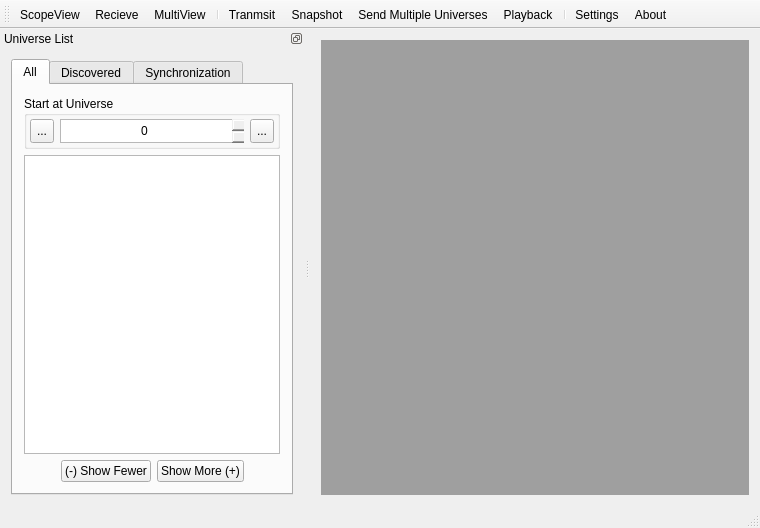
The window that ui/mdimainwindow.ui (docsteer/sacnview) describes before a commit, drawn with Qt 5.
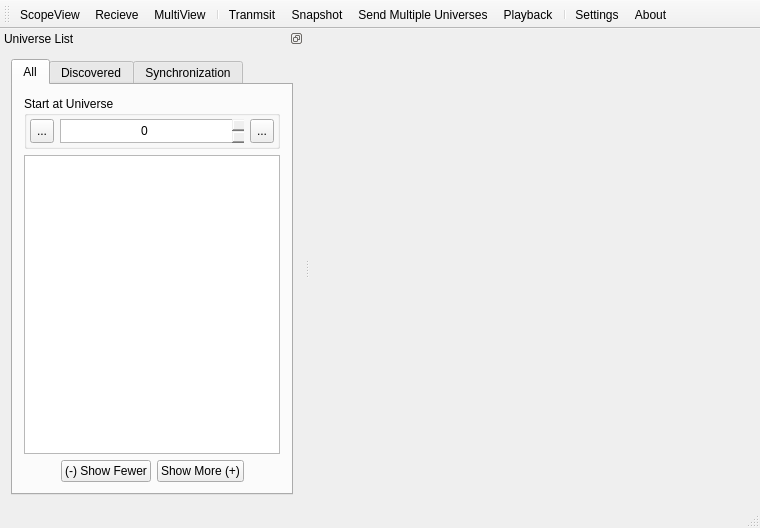
The same window after the commit. Icons and pictures are not drawn.

Diff of the .ui file:
```diff
--- a/ui/mdimainwindow.ui
+++ b/ui/mdimainwindow.ui
@@ -55,18 +55,6 @@
    <bool>false</bool>
   </property>
   <widget class="QWidget" name="centralWidget">
-   <layout class="QVBoxLayout" name="verticalLayout_2">
-    <item>
-     <widget class="QMdiArea" name="mdiArea">
-      <property name="verticalScrollBarPolicy">
-       <enum>Qt::ScrollBarAsNeeded</enum>
-      </property>
-      <property name="horizontalScrollBarPolicy">
-       <enum>Qt::ScrollBarAsNeeded</enum>
-      </property>
-     </widget>
-    </item>
-   </layout>
   </widget>
   <widget class="QToolBar" name="mainToolBar">
    <property name="iconSize">
```
Left out of the diff: 2 changed lines with no effect on the pictures.
